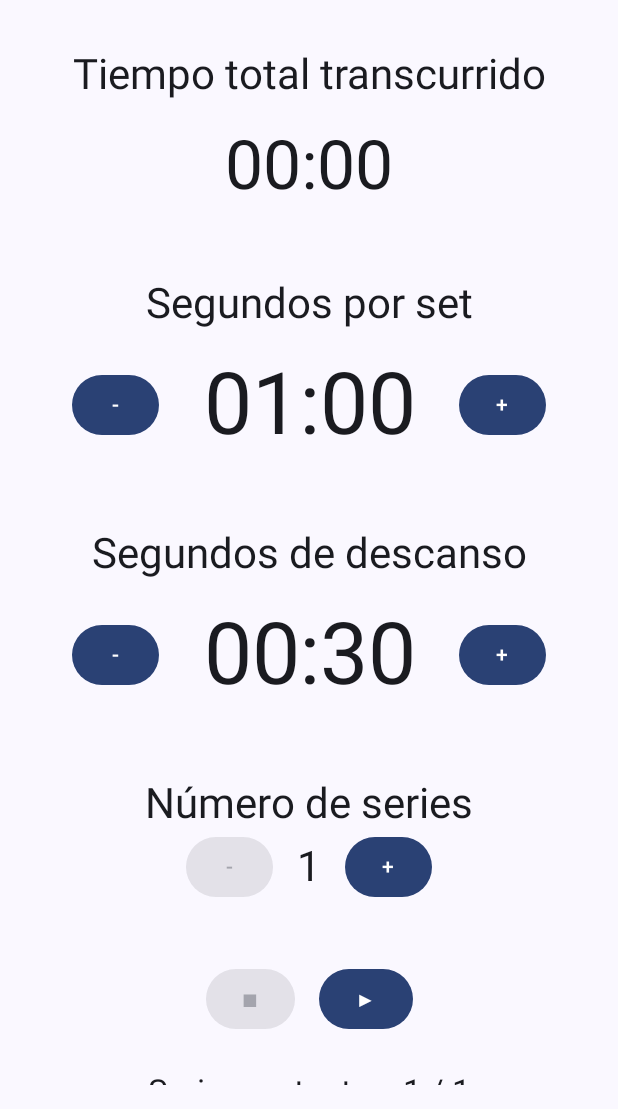
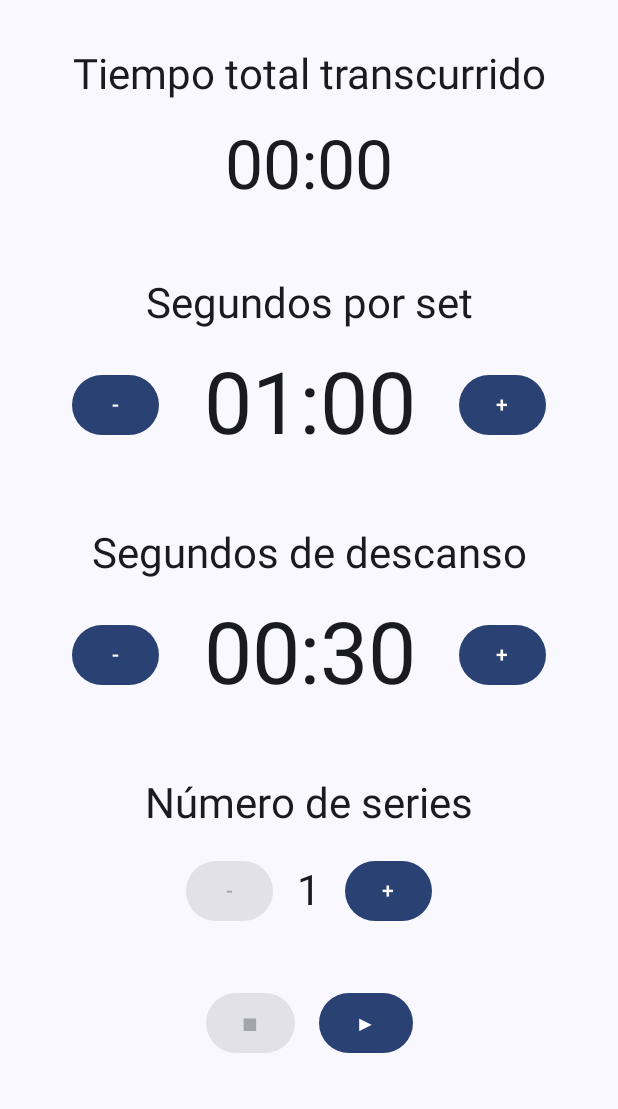
Before and after one commit to CarlosHernandezCR/Chrono-fit, an Android app built with Jetpack Compose: the screen it shows after launch (MainActivity), on a phone screen of 412 x 824 dp, the part 127-1236 px from its top. Run offline under Robolectric (Android 15) with nearby library versions, the phone set to English and light mode, and no system bars.

Commit message:
Espacio entre numero de series y su ajuste

```diff
--- a/Chrono_FitApp/app/src/main/java/com/example/chrono_fit_app/ui/screens/principal/PrincipalActivity.kt
+++ b/Chrono_FitApp/app/src/main/java/com/example/chrono_fit_app/ui/screens/principal/PrincipalActivity.kt
@@ -267,6 +267,7 @@ fun NumberSelector(
 ) {
     Column(modifier = modifier, horizontalAlignment = Alignment.CenterHorizontally) {
         Text(label, style = MaterialTheme.typography.headlineMedium)
+        Spacer(modifier = Modifier.padding(8.dp))
         Row(
             verticalAlignment = Alignment.CenterVertically,
             horizontalArrangement = Arrangement.spacedBy(16.dp)
```
